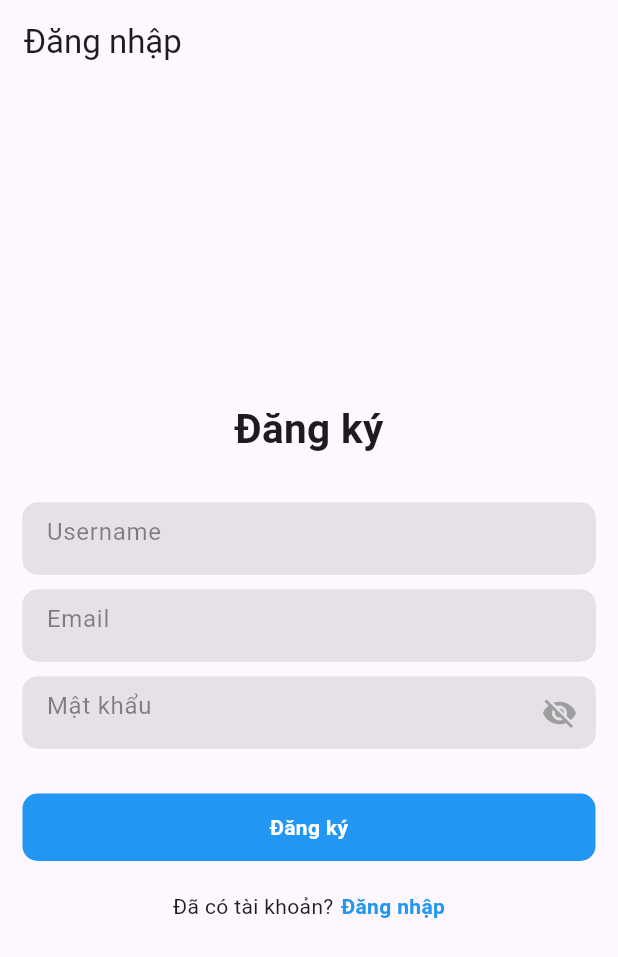
After one commit to DuyThong25/HUFLIX-Movie-App, a Flutter app: the screen it shows after launch, after a tap on "Dăng ký", on a phone screen of 412 x 824 dp. The commit adds this screen. Shown: the top 957 px of the screen. Run offline on Flutter 3.47's test engine with Material 3 defaults, Android fonts, the phone set to English and light mode, and no system bars; our stand-ins replace animated_splash_screen, blur, carousel_slider, firebase_auth, firebase_core, fluttertoast and 3 more; accounts and stored records are empty; network calls fail.

Commit message:
Login_&_Register

```diff
--- a/huflix_movie_app/lib/main.dart
+++ b/huflix_movie_app/lib/main.dart
@@ -1,10 +1,28 @@
+import 'dart:io';
+
 import 'package:animated_splash_screen/animated_splash_screen.dart';
+import 'package:firebase_core/firebase_core.dart';
+import 'package:flutter/foundation.dart';
 import 'package:flutter/material.dart';
 import 'package:huflix_movie_app/views/home/home_page.dart';
+import 'package:huflix_movie_app/views/login/login.dart';
+import 'package:huflix_movie_app/views/login/register.dart';
 import 'package:page_transition/page_transition.dart';
 
-void main() {
-  runApp(const MainApp());
+Future main() async {
+WidgetsFlutterBinding.ensureInitialized();
+Platform.isAndroid
+? await Firebase.initializeApp(
+options: const FirebaseOptions(
+apiKey: "AIzaSyAuQNOCmDWpDb7qCqg9sucdIA8tjFDvksk",
+appId: "1:851079373356:android:f2bb7e5dccc85f8de72789",
+messagingSenderId: "851079373356",
+projectId: "huflix-movie-app",
+storageBucket: "huflix-movie-app.appspot.com",
+))
+: await Firebase.initializeApp();
+
+runApp(const MainApp());
 }
 
 class MainApp extends StatelessWidget {
@@ -27,7 +45,7 @@ class MainApp extends StatelessWidget {
             )
           ),
           splashIconSize: 500,
-          nextScreen: const HomePage(),
+          nextScreen: const LoginPage(),
           splashTransition: SplashTransition.slideTransition,
           // pageTransitionType: PageTransitionType.rightToLeft,
           backgroundColor: const Color.fromRGBO(35, 31, 32, 1)),
--- /dev/null
+++ b/huflix_movie_app/lib/models/user.dart
@@ -0,0 +1,6 @@
+class User {
+  String? username;
+  String? email;
+  String? password;
+  User({this.username, this.email, this.password});
+}
--- /dev/null
+++ b/huflix_movie_app/lib/utils/form_container.dart
@@ -0,0 +1,78 @@
+
+import 'package:flutter/material.dart';
+
+
+class FormContainerWidget extends StatefulWidget {
+
+  final TextEditingController? controller;
+  final Key? fieldKey;
+  final bool? isPasswordField;
+  final String? hintText;
+  final String? labelText;
+  final String? helperText;
+  final FormFieldSetter<String>? onSaved;
+  final FormFieldValidator<String>? validator;
+  final ValueChanged<String>? onFieldSubmitted;
+  final TextInputType? inputType;
+
+ const FormContainerWidget({super.key,
+    this.controller,
+    this.isPasswordField,
+    this.fieldKey,
+    this.hintText,
+    this.labelText,
+    this.helperText,
+    this.onSaved,
+    this.validator,
+    this.onFieldSubmitted,
+    this.inputType
+  });
+
+
+  @override
+  // ignore: library_private_types_in_public_api
+  _FormContainerWidgetState createState() => _FormContainerWidgetState();
+}
+
+class _FormContainerWidgetState extends State<FormContainerWidget> {
+
+  bool _obscureText = true;
+
+
+  @override
+  Widget build(BuildContext context) {
+    return Container(
+      width: double.infinity,
+      clipBehavior: Clip.hardEdge,
+      decoration: BoxDecoration(
+        color: Colors.grey.withOpacity(.35),
+        borderRadius: BorderRadius.circular(10),
+      ),
+      child: TextFormField(
+        style: const TextStyle(color: Colors.black),
+        controller: widget.controller,
+        keyboardType: widget.inputType,
+        key: widget.fieldKey,
+        obscureText: widget.isPasswordField == true? _obscureText : false,
+        onSaved: widget.onSaved,
+        validator: widget.validator,
+        onFieldSubmitted: widget.onFieldSubmitted,
+        decoration: InputDecoration(
+          border: InputBorder.none,
+          filled: true,
+          hintText: widget.hintText,
+          hintStyle: const TextStyle(color: Colors.black45),
+          suffixIcon: GestureDetector(
+            onTap: () {
+              setState(() {
+                _obscureText = !_obscureText;
+              });
+            },
+            child:
+            widget.isPasswordField==true? Icon(_obscureText ? Icons.visibility_off : Icons.visibility, color: _obscureText == false ? Colors.blue : Colors.grey,) : const Text(""),
+          ),
+        ),
+      ),
+    );
+  }
+}
--- a/huflix_movie_app/lib/views/drawer/movie_drawer.dart
+++ b/huflix_movie_app/lib/views/drawer/movie_drawer.dart
@@ -51,6 +51,12 @@ class _MyDrawerState extends State<MyDrawer> {
                   Navigator.of(context).pop();
                 },
               ),
+              ListTile(
+                title: const Text('Logout', style: TextStyle(color: Colors.white, fontWeight: FontWeight.bold)),
+                onTap: () {
+                  Navigator.of(context).pop();
+                },
+              ),
             ],
           ),
         ));
--- /dev/null
+++ b/huflix_movie_app/lib/views/login/firebase_auth_implementation/firebase_auth_services.dart
@@ -0,0 +1,48 @@
+
+import 'package:firebase_auth/firebase_auth.dart';
+
+import '../../../utils/toast.dart';
+
+
+class FirebaseAuthService {
+
+  final FirebaseAuth _auth = FirebaseAuth.instance;
+
+  Future<User?> signUpWithEmailAndPassword(String email, String password) async {
+
+    try {
+      UserCredential credential =await _auth.createUserWithEmailAndPassword(email: email, password: password);
+      return credential.user;
+    } on FirebaseAuthException catch (e) {
+
+      if (e.code == 'email-already-in-use') {
+        showToast(message: 'e=Email đã được sử dụng.');
+      } else {
+        showToast(message: 'xuất hiện lỗi: ${e.code}');
+      }
+    }
+    return null;
+
+  }
+
+  Future<User?> signInWithEmailAndPassword(String email, String password) async {
+
+    try {
+      UserCredential credential =await _auth.signInWithEmailAndPassword(email: email, password: password);
+      return credential.user;
+    } on FirebaseAuthException catch (e) {
+      if (e.code == 'user-not-found' || e.code == 'wrong-password') {
+        showToast(message: 'Email hoặc mật khẩu sai.');
+      } else {
+        showToast(message: 'lỗi xãy ra: ${e.code}');
+      }
+
+    }
+    return null;
+
+  }
+
+
+
+
+}
--- /dev/null
+++ b/huflix_movie_app/lib/views/login/login.dart
@@ -0,0 +1,219 @@
+import 'package:firebase_auth/firebase_auth.dart';
+import 'package:flutter/material.dart';
+import 'package:huflix_movie_app/views/home/home_page.dart';
+import 'package:huflix_movie_app/views/login/register.dart';
+import 'package:huflix_movie_app/utils/form_container.dart';
+import 'package:huflix_movie_app/utils/toast.dart';
+import 'package:font_awesome_flutter/font_awesome_flutter.dart';
+import 'package:google_sign_in/google_sign_in.dart';
+import 'package:huflix_movie_app/views/login/firebase_auth_implementation/firebase_auth_services.dart';
+
+
+class LoginPage extends StatefulWidget {
+  const LoginPage({super.key});
+
+  @override
+  State<LoginPage> createState() => _LoginPageState();
+}
+
+class _LoginPageState extends State<LoginPage> {
+  bool _isSigning = false;
+  final FirebaseAuthService _auth = FirebaseAuthService();
+  final FirebaseAuth _firebaseAuth = FirebaseAuth.instance;
+  final TextEditingController _emailController = TextEditingController();
+  final TextEditingController _passwordController = TextEditingController();
+
+  @override
+  void dispose() {
+    _emailController.dispose();
+    _passwordController.dispose();
+    super.dispose();
+  }
+
+  @override
+  Widget build(BuildContext context) {
+    return Scaffold(
+      appBar: AppBar(
+        automaticallyImplyLeading: false,
+        title: const Text("Đăng nhập"),
+      ),
+      body: Center(
+        child: Padding(
+          padding: const EdgeInsets.symmetric(horizontal: 15),
+          child: Column(
+            mainAxisAlignment: MainAxisAlignment.center,
+            children: [
+              const Text(
+                "Đăng nhập",
+                style: TextStyle(fontSize: 27, fontWeight: FontWeight.bold),
+              ),
+              const SizedBox(
+                height: 30,
+              ),
+              FormContainerWidget(
+                controller: _emailController,
+                hintText: "Email",
+                isPasswordField: false,
+              ),
+              const SizedBox(
+                height: 10,
+              ),
+              FormContainerWidget(
+                controller: _passwordController,
+                hintText: "Mật khẩu",
+                isPasswordField: true,
+              ),
+              const SizedBox(
+                height: 30,
+              ),
+              GestureDetector(
+                onTap: () {
+                  _signIn();
+                },
+                child: Container(
+                  width: double.infinity,
+                  height: 45,
+                  decoration: BoxDecoration(
+                    color: Colors.blue,
+                    borderRadius: BorderRadius.circular(10),
+                  ),
+                  child: Center(
+                    child: _isSigning ? const CircularProgressIndicator(
+                      color: Colors.white,) : const Text(
+                      "Đăng nhập",
+                      style: TextStyle(
+                        color: Colors.white,
+                        fontWeight: FontWeight.bold,
+                      ),
+                    ),
+                  ),
+                ),
+              ),
+              const SizedBox(height: 10,),
+              GestureDetector(
+                onTap: () {
+                  _signInWithGoogle();
+
+                },
+                child: Container(
+                  width: double.infinity,
+                  height: 45,
+                  decoration: BoxDecoration(
+                    color: Colors.red,
+                    borderRadius: BorderRadius.circular(10),
+                  ),
+                  child: const Center(
+                    child: Row(
+                      mainAxisAlignment: MainAxisAlignment.center,
+                      children: [
+                        Icon(FontAwesomeIcons.google, color: Colors.white,),
+                        SizedBox(width: 5,),
+                        Text(
+                          "Đăng ký với Google",
+                          style: TextStyle(
+                            color: Colors.white,
+                            fontWeight: FontWeight.bold,
+                          ),
+                        ),
+                      ],
+                    ),
+                  ),
+                ),
+              ),
+
+
+              const SizedBox(
+                height: 20,
+              ),
+
+              Row(
+                mainAxisAlignment: MainAxisAlignment.center,
+                children: [
+                  const Text("Chưa có tài khoản?"),
+                  const SizedBox(
+                    width: 5,
+                  ),
+                  GestureDetector(
+                    onTap: () {
+                      Navigator.pushAndRemoveUntil(
+                        context,
+                        MaterialPageRoute(builder: (context) => const SignUpPage()),
+                            (route) => false,
+                      );
+                    },
+                    child: const Text(
+                      "Dăng ký",
+                      style: TextStyle(
+                        color: Colors.blue,
+                        fontWeight: FontWeight.bold,
+                      ),
+                    ),
+                  ),
+                ],
+              ),
+            ],
+          ),
+        ),
+      ),
+    );
+  }
+
+  void _signIn() async {
+    setState(() {
+      _isSigning = true;
+    });
+
+    String email = _emailController.text;
+    String password = _passwordController.text;
+
+    User? user = await _auth.signInWithEmailAndPassword(email, password);
+
+    setState(() {
+      _isSigning = false;
+    });
+
+    if (user != null) {
+      showToast(message: "Đăng nhập thành công!!");
+      // ignore: use_build_context_synchronously
+      Navigator.push(
+              context,
+              MaterialPageRoute(builder: (context) => const HomePage()));
+    } else {
+      showToast(message: "xuát hiện lỗi");
+    }
+  }
+
+
+  _signInWithGoogle()async{
+
+    final GoogleSignIn _googleSignIn = GoogleSignIn();
+
+    try {
+
+      final GoogleSignInAccount? googleSignInAccount = await _googleSignIn.signIn();
+
+      if(googleSignInAccount != null ){
+        final GoogleSignInAuthentication googleSignInAuthentication = await
+        googleSignInAccount.authentication;
+
+        final AuthCredential credential = GoogleAuthProvider.credential(
+          idToken: googleSignInAuthentication.idToken,
+          accessToken: googleSignInAuthentication.accessToken,
+        );
+
+        await _firebaseAuth.signInWithCredential(credential);
+        // ignore: use_build_context_synchronously
+        Navigator.push(
+              context,
+              MaterialPageRoute(builder: (context) => const HomePage()));
+      }
+
+    }catch(e) {
+showToast(message: "lỗi xảy ra $e");
+    }
+
+
+  }
+
+
+}
--- /dev/null
+++ b/huflix_movie_app/lib/views/login/register.dart
@@ -0,0 +1,154 @@
+import 'package:firebase_auth/firebase_auth.dart';
+import 'package:flutter/material.dart';
+import 'package:huflix_movie_app/views/home/home_page.dart';
+import 'package:huflix_movie_app/views/login/firebase_auth_implementation/firebase_auth_services.dart';
+import 'package:huflix_movie_app/views/login/login.dart';
+import 'package:huflix_movie_app/utils/form_container.dart';
+import 'package:huflix_movie_app/utils/toast.dart';
+
+class SignUpPage extends StatefulWidget {
+  const SignUpPage({super.key});
+
+  @override
+  State<SignUpPage> createState() => _SignUpPageState();
+}
+
+class _SignUpPageState extends State<SignUpPage> {
+  final FirebaseAuthService _auth = FirebaseAuthService();
+
+  final TextEditingController _usernameController = TextEditingController();
+  final TextEditingController _emailController = TextEditingController();
+  final TextEditingController _passwordController = TextEditingController();
+
+  bool isSigningUp = false;
+
+  @override
+  void dispose() {
+    _usernameController.dispose();
+    _emailController.dispose();
+    _passwordController.dispose();
+    super.dispose();
+  }
+
+  @override
+  Widget build(BuildContext context) {
+    return Scaffold(
+      appBar: AppBar(
+        automaticallyImplyLeading: false,
+        title: const Text("Đăng nhập"),
+      ),
+      body: Center(
+        child: Padding(
+          padding: const EdgeInsets.symmetric(horizontal: 15),
+          child: Column(
+            mainAxisAlignment: MainAxisAlignment.center,
+            children: [
+              const Text(
+                "Đăng ký",
+                style: TextStyle(fontSize: 27, fontWeight: FontWeight.bold),
+              ),
+              const SizedBox(
+                height: 30,
+              ),
+              FormContainerWidget(
+                controller: _usernameController,
+                hintText: "Username",
+                isPasswordField: false,
+              ),
+              const SizedBox(
+                height: 10,
+              ),
+              FormContainerWidget(
+                controller: _emailController,
+                hintText: "Email",
+                isPasswordField: false,
+              ),
+              const SizedBox(
+                height: 10,
+              ),
+              FormContainerWidget(
+                controller: _passwordController,
+                hintText: "Mật khẩu",
+                isPasswordField: true,
+              ),
+              const SizedBox(
+                height: 30,
+              ),
+              GestureDetector(
+                onTap:  (){
+                  _signUp();
+
+                },
+                child: Container(
+                  width: double.infinity,
+                  height: 45,
+                  decoration: BoxDecoration(
+                    color: Colors.blue,
+                    borderRadius: BorderRadius.circular(10),
+                  ),
+                  child: Center(
+                      child: isSigningUp ? const CircularProgressIndicator(color: Colors.white,):const Text(
+                    "Đăng ký",
+                    style: TextStyle(
+                        color: Colors.white, fontWeight: FontWeight.bold),
+                  )),
+                ),
+              ),
+              const SizedBox(
+                height: 20,
+              ),
+              Row(
+                mainAxisAlignment: MainAxisAlignment.center,
+                children: [
+                  const Text("Đã có tài khoản?"),
+                  const SizedBox(
+                    width: 5,
+                  ),
+                  GestureDetector(
+                      onTap: () {
+                        Navigator.pushAndRemoveUntil(
+                            context,
+                            MaterialPageRoute(
+                                builder: (context) => const LoginPage()),
+                            (route) => false);
+                      },
+                      child: const Text(
+                        "Đăng nhập",
+                        style: TextStyle(
+                            color: Colors.blue, fontWeight: FontWeight.bold),
+                      ))
+                ],
+              )
+            ],
+          ),
+        ),
+      ),
+    );
+  }
+
+  void _signUp() async {
+
+setState(() {
+  isSigningUp = true;
+});
+
+    String username = _usernameController.text;
+    String email = _emailController.text;
+    String password = _passwordController.text;
+
+    User? user = await _auth.signUpWithEmailAndPassword(email, password);
+
+setState(() {
+  isSigningUp = false;
+});
+    if (user != null) {
+      showToast(message: "Đăng ký tài khoản thành công");
+      // ignore: use_build_context_synchronously
+      Navigator.push(
+              context,
+              MaterialPageRoute(builder: (context) => const HomePage()));
+    } else {
+      showToast(message: "xuất hiện lỗi");
+    }
+  }
+}
```
Also changed, not shown: huflix_movie_app/lib/utils/toast.dart (added, +16 -0 lines), huflix_movie_app/pubspec.yaml (+9 -1 lines), huflix_movie_app/pubspec.lock, 6 other files.
